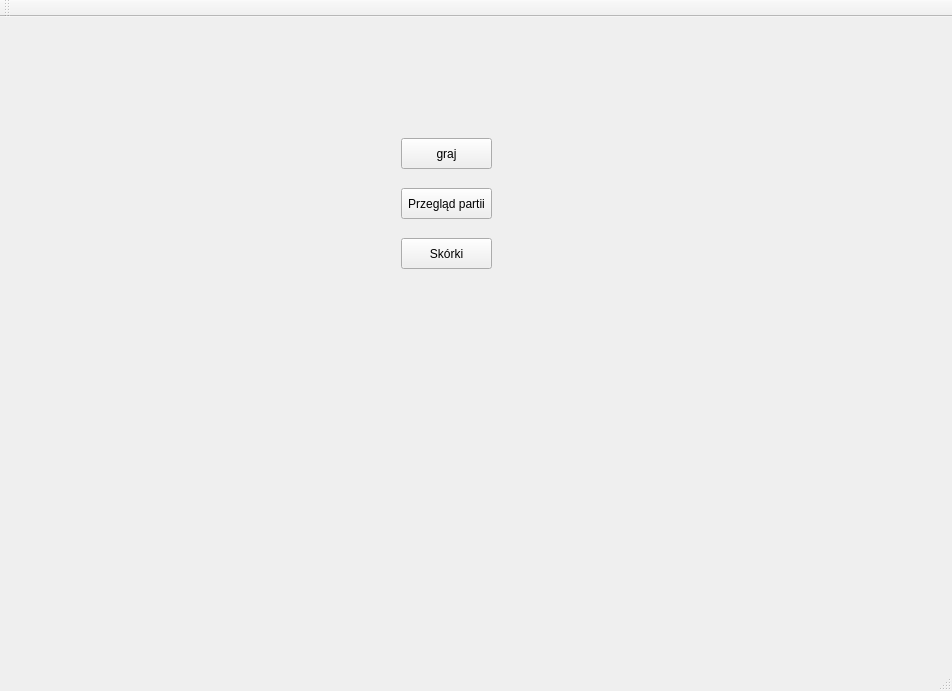
First picture: the form in ChessAppQt/ChessAppQt.ui, repository xDepcio/chess-cpp, before the edit.
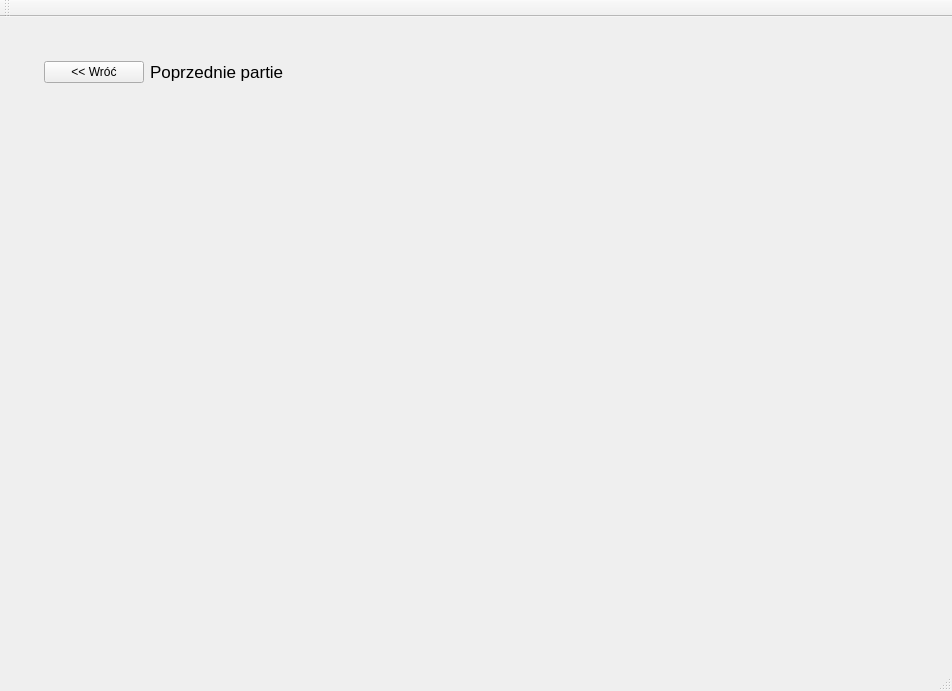
Second picture: the form after the edit. The open tabs and pages were chosen to show the change. Custom widgets are drawn as their Qt base class.

```diff
--- a/ChessAppQt/ChessAppQt.ui
+++ b/ChessAppQt/ChessAppQt.ui
@@ -2454,6 +2454,86 @@
         </property>
        </widget>
       </widget>
+      <widget class="QWidget" name="page_4">
+       <layout class="QVBoxLayout" name="verticalLayout_70">
+        <item>
+         <widget class="QWidget" name="widget_8" native="true">
+          <layout class="QVBoxLayout" name="verticalLayout_69">
+           <item>
+            <widget class="QWidget" name="widget_9" native="true">
+             <property name="sizePolicy">
+              <sizepolicy hsizetype="Preferred" vsizetype="Maximum">
+               <horstretch>0</horstretch>
+               <verstretch>0</verstretch>
+              </sizepolicy>
+             </property>
+             <layout class="QHBoxLayout" name="horizontalLayout_14">
+              <item>
+               <widget class="QPushButton" name="saveBackBtn">
+                <property name="sizePolicy">
+                 <sizepolicy hsizetype="Maximum" vsizetype="Fixed">
+                  <horstretch>0</horstretch>
+                  <verstretch>0</verstretch>
+                 </sizepolicy>
+                </property>
+                <property name="minimumSize">
+                 <size>
+                  <width>100</width>
+                  <height>0</height>
+                 </size>
+                </property>
+                <property name="text">
+                 <string>&lt;&lt; Wróć</string>
+                </property>
+               </widget>
+              </item>
+              <item>
+               <widget class="QLabel" name="label_2">
+                <property name="font">
+                 <font>
+                  <pointsize>13</pointsize>
+                 </font>
+                </property>
+                <property name="text">
+                 <string>Poprzednie partie</string>
+                </property>
+                <property name="textFormat">
+                 <enum>Qt::PlainText</enum>
+                </property>
+               </widget>
+              </item>
+             </layout>
+            </widget>
+           </item>
+           <item>
+            <widget class="QWidget" name="savesHolderWidget" native="true">
+             <property name="sizePolicy">
+              <sizepolicy hsizetype="Preferred" vsizetype="Maximum">
+               <horstretch>0</horstretch>
+               <verstretch>0</verstretch>
+              </sizepolicy>
+             </property>
+             <layout class="QVBoxLayout" name="savesHolderLayout"/>
+            </widget>
+           </item>
+           <item>
+            <spacer name="verticalSpacer_2">
+             <property name="orientation">
+              <enum>Qt::Vertical</enum>
+             </property>
+             <property name="sizeHint" stdset="0">
+              <size>
+               <width>20</width>
+               <height>40</height>
+              </size>
+             </property>
+            </spacer>
+           </item>
+          </layout>
+         </widget>
+        </item>
+       </layout>
+      </widget>
      </widget>
     </item>
    </layout>
```
Left out of the diff: 20 changed lines with no effect on the pictures.
